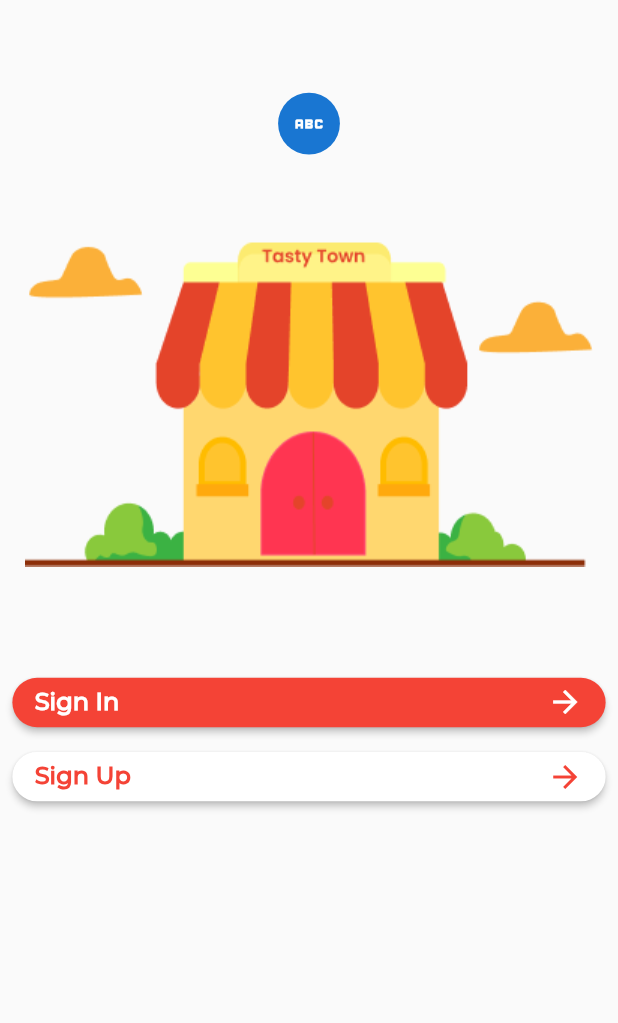
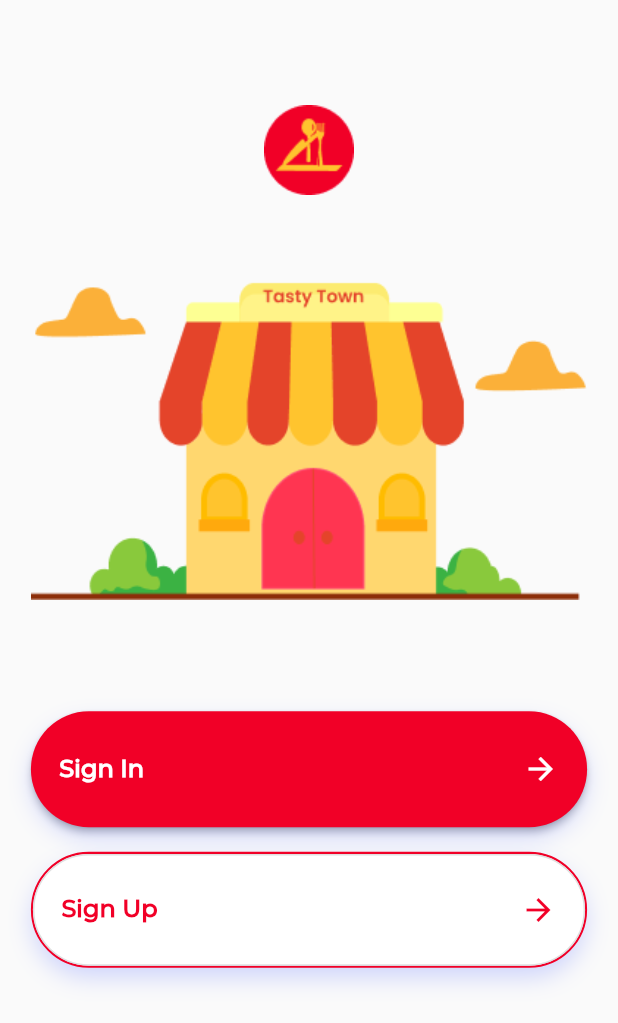
Before and after one commit to akaanuzman/digital_order_system, a Flutter app: the UserSelectionView screen opened directly, on a phone screen of 412 x 824 dp. Shown: the top 1023 px of the screen. Run offline on Flutter 3.47's test engine with Material 2 defaults, Android fonts, the phone set to English and light mode, and no system bars; our stand-ins replace animate_do, device_preview, get_storage, shimmer_animation; accounts and stored records are empty; generated files the repository leaves out were written again.

Commit message:
last changes

```diff
--- a/lib/features/auth/login/view/login_view.dart
+++ b/lib/features/auth/login/view/login_view.dart
@@ -36,7 +36,8 @@ class LoginView extends StatelessWidget {
             context.emptySizedHeightBox2x,
             verySpecialButton(context, "Sign In"),
             context.emptySizedHeightBox2x,
-            Row( //TODO: companent haline getir
+            Row(
+              //TODO: companent haline getir
               mainAxisAlignment: context.mainAxisACenter,
               children: [
                 Text(
@@ -49,7 +50,6 @@ class LoginView extends StatelessWidget {
                   onPressed: () {},
                   child: const Text(
                     "Sign Up",
-                    style: TextStyle(color: Colors.red),
                   ),
                 )
               ],
--- a/lib/features/auth/register/view/register_view.dart
+++ b/lib/features/auth/register/view/register_view.dart
@@ -30,7 +30,8 @@ class RegisterView extends StatelessWidget {
             context.emptySizedHeightBox2x,
             verySpecialButton(context, "Sign In"),
             context.emptySizedWidthBox2x,
-            Row(//TODO: companent yap
+            Row(
+              //TODO: companent yap
               mainAxisAlignment: context.mainAxisACenter,
               children: [
                 Text(
@@ -43,7 +44,6 @@ class RegisterView extends StatelessWidget {
                   onPressed: () {},
                   child: const Text(
                     "Sign In",
-                    style: TextStyle(color: Colors.red),
                   ),
                 )
               ],
--- a/lib/features/auth/user_selection/view/user_selection_view.dart
+++ b/lib/features/auth/user_selection/view/user_selection_view.dart
@@ -1,63 +1,37 @@
 import 'package:digital_order_system/_export_ui.dart';
+import 'package:digital_order_system/core/enums/custom_button_enum.dart';
+import 'package:digital_order_system/uikit/button/custom_button.dart';
+import 'package:digital_order_system/uikit/button/custom_outlined_button.dart';
 
-class UserSelectionView extends StatelessWidget {
+class UserSelectionView extends StatelessWidget with BaseSingleton {
   const UserSelectionView({super.key});
 
   @override
   Widget build(BuildContext context) {
     return Scaffold(
       body: Padding(
-        padding: context.paddingVertical15x,
+        padding: context.padding5x,
         child: Column(
           children: [
-            CircleAvatar(
-              radius: context.val5x,
-              child: const Icon(Icons.abc),
-            ),
+            context.emptySizedHeightBox6x,
+            Image.asset(imageConstants.logo),
             context.emptySizedHeightBox7x,
             SizedBox(
               child: Image.asset("Restaurant".toPng),
             ),
             context.emptySizedHeightBox9x,
-            specialButton(context, "Sign In", Colors.red, Colors.white),
+            CustomButton.icon(
+              context: context,
+              buttonType: CustomButtonEnum.large,
+              label: "Sign In",
+              icon: Icons.arrow_forward,
+            ),
             context.emptySizedHeightBox2x,
-            specialButton(context, 'Sign Up', Colors.white, Colors.red)
-          ],
-        ),
-      ),
-    );
-  }
-//TODO: UI kit klasörü içine companent yap.
-  Widget specialButton(
-    BuildContext context,
-    String buttonLabel,
-    Color backgroundColor,
-    Color outherColor,
-  ) {
-    return Container(
-      padding: context.paddingHorizontal2x,
-      height: context.val8x,
-      child: ElevatedButton(
-        onPressed: () {},
-        style: ElevatedButton.styleFrom(
-          shape: RoundedRectangleBorder(
-            borderRadius: context.borderRadius7x,
-          ),
-          backgroundColor: backgroundColor,
-        ),
-        child: Row(
-          mainAxisAlignment: MainAxisAlignment.spaceBetween,
-          children: [
-            Text(
-              buttonLabel,
-              style: TextStyle(
-                color: outherColor,
-                fontWeight: FontWeight.bold,
-              ),
-            ),
-            Icon(
-              Icons.arrow_forward,
-              color: outherColor,
+            CustomOutlinedButton.icon(
+              context: context,
+              buttonType: CustomButtonEnum.large,
+              label: "Sign Up",
+              icon: Icons.arrow_forward,
             ),
           ],
         ),
--- a/lib/main.dart
+++ b/lib/main.dart
@@ -2,6 +2,7 @@ import 'package:device_preview/device_preview.dart';
 import 'package:digital_order_system/core/base/base_singleton.dart';
 import 'package:digital_order_system/core/constants/app_constants.dart';
 import 'package:digital_order_system/core/utils/navigator_service.dart';
+import 'package:digital_order_system/features/auth/login/view/login_view.dart';
 import 'package:digital_order_system/features/common/splash/view/splash_view.dart';
 import 'package:flutter/foundation.dart';
 import 'package:flutter/material.dart';
@@ -39,7 +40,7 @@ class MyApp extends StatelessWidget with BaseSingleton {
       title: constants.appTitle,
       theme: theme.themeData,
       navigatorKey: NavigationService.navigatorKey,
-      home: SplashView(),
+      home: LoginView(),
     );
   }
 }
```
